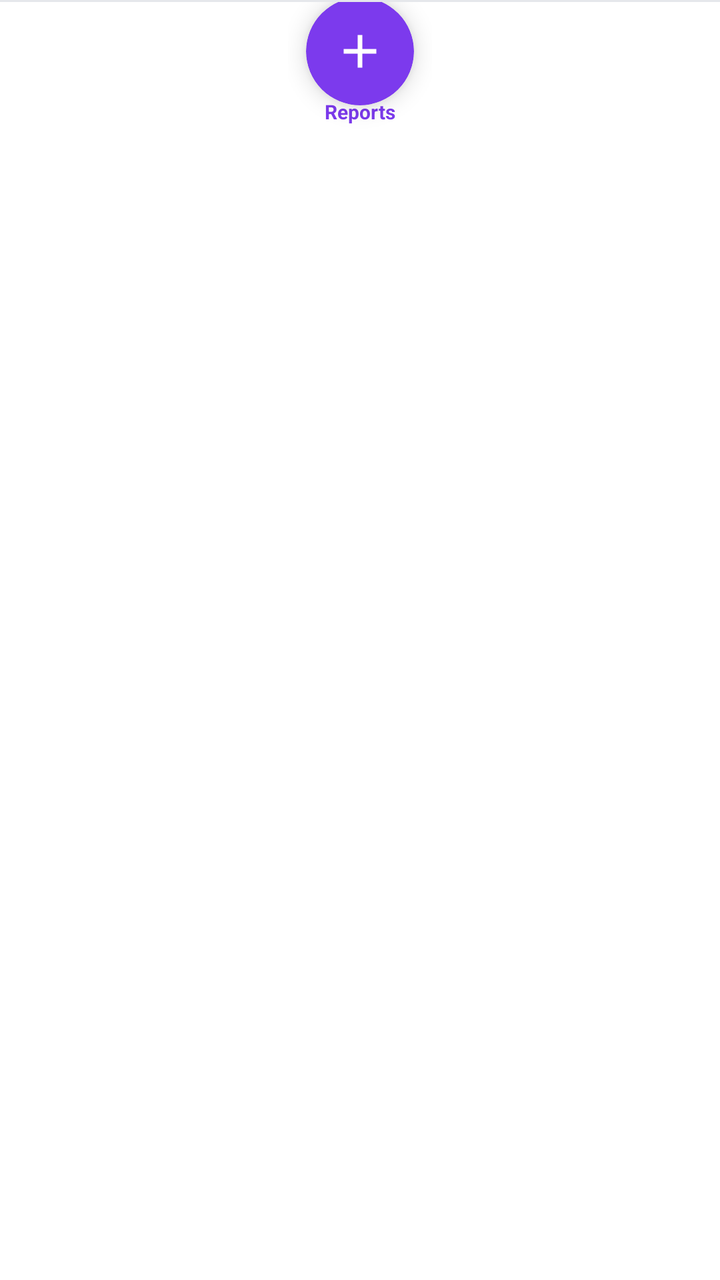
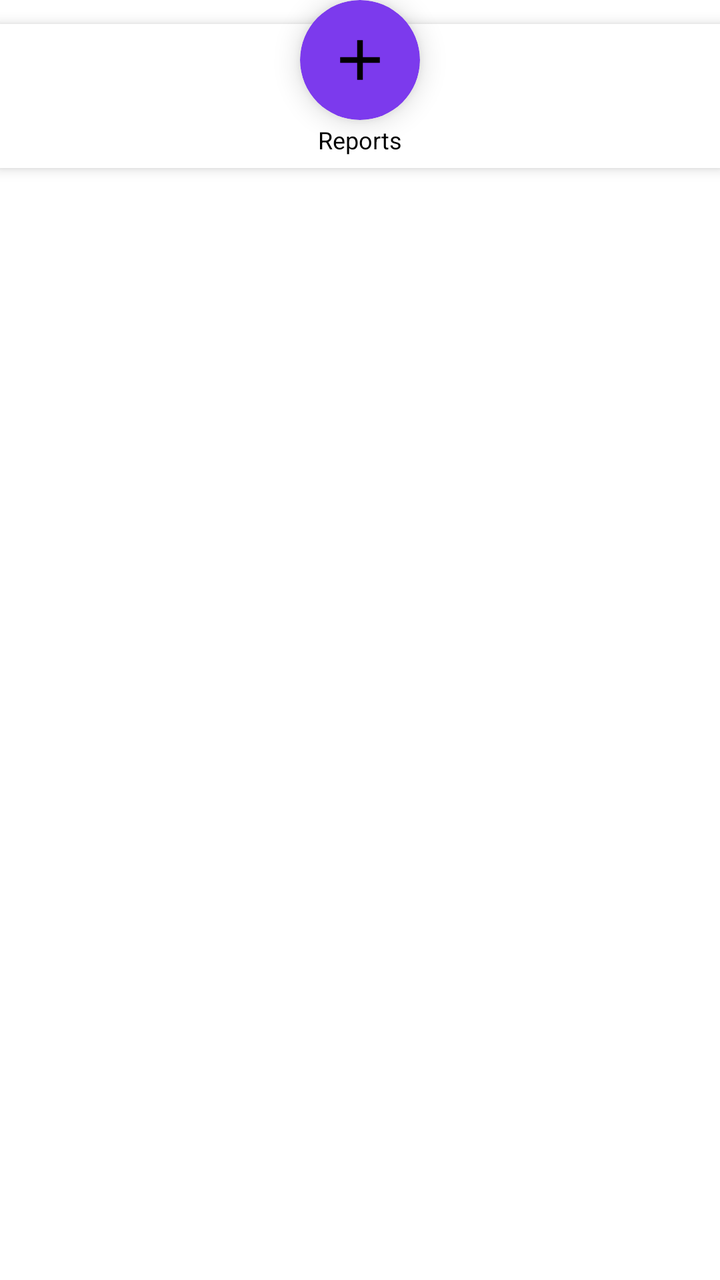

Before-and-after screenshots of an Android layout around one commit, followed by the original layout XML and the change that was made.
<!-- AndroidManifest.xml: application theme Theme.FindIt -->
<!-- res/layout/layout_bottom_navigation.xml -->
<?xml version="1.0" encoding="utf-8"?>
<LinearLayout xmlns:android="http://schemas.android.com/apk/res/android"
    xmlns:app="http://schemas.android.com/apk/res-auto"
    android:layout_width="match_parent"
    android:layout_height="wrap_content"
    android:background="@color/white"
    android:elevation="8dp"
    android:orientation="vertical"
    android:visibility="visible">

    <View
        android:layout_width="match_parent"
        android:layout_height="1dp"
        android:background="@color/gray_200" />

    <LinearLayout
        android:layout_width="match_parent"
        android:layout_height="68dp"
        android:gravity="center_vertical"
        android:orientation="horizontal">

        <include
            android:id="@+id/nav_home"
            layout="@layout/item_bottom_navigation"
            android:layout_width="0dp"
            android:layout_height="match_parent"
            android:layout_weight="1"
            android:tag="home" />

        <include
            android:id="@+id/nav_search"
            layout="@layout/item_bottom_navigation"
            android:layout_width="0dp"
            android:layout_height="match_parent"
            android:layout_weight="1"
            android:tag="search" />

        <FrameLayout
            android:id="@+id/nav_reports"
            android:layout_width="0dp"
            android:layout_height="match_parent"
            android:layout_weight="1"
            android:background="?attr/selectableItemBackground"
            android:clickable="true"
            android:focusable="true">

            <LinearLayout
                android:layout_width="match_parent"
                android:layout_height="match_parent"
                android:gravity="center"
                android:orientation="vertical">

                <com.google.android.material.card.MaterialCardView
                    android:layout_width="54dp"
                    android:layout_height="54dp"
                    android:layout_marginTop="-9dp"
                    app:cardBackgroundColor="@color/violet_600"
                    app:cardCornerRadius="27dp"
                    app:cardElevation="7dp"
                    app:strokeWidth="0dp">

                    <ImageView
                        android:layout_width="28dp"
                        android:layout_height="28dp"
                        android:layout_gravity="center"
                        android:contentDescription="@string/nav_reports"
                        android:src="@drawable/ic_add"
                        android:tint="@color/white" />
                </com.google.android.material.card.MaterialCardView>

                <TextView
                    android:layout_width="wrap_content"
                    android:layout_height="wrap_content"
                    android:layout_marginTop="-4dp"
                    android:text="@string/nav_reports"
                    android:textColor="@color/violet_600"
                    android:textSize="10sp"
                    android:textStyle="bold" />
            </LinearLayout>
        </FrameLayout>

        <include
            android:id="@+id/nav_my_reports"
            layout="@layout/item_bottom_navigation"
            android:layout_width="0dp"
            android:layout_height="match_parent"
            android:layout_weight="1"
            android:tag="my_reports" />

        <include
            android:id="@+id/nav_profile"
            layout="@layout/item_bottom_navigation"
            android:layout_width="0dp"
            android:layout_height="match_parent"
            android:layout_weight="1"
            android:tag="profile" />
    </LinearLayout>
</LinearLayout>
<!-- res/layout/item_bottom_navigation.xml (included above) -->
<?xml version="1.0" encoding="utf-8"?>
<LinearLayout xmlns:android="http://schemas.android.com/apk/res/android"
    android:layout_width="0dp"
    android:layout_height="match_parent"
    android:background="?attr/selectableItemBackground"
    android:clickable="true"
    android:focusable="true"
    android:gravity="center"
    android:orientation="vertical"
    android:paddingTop="7dp"
    android:paddingBottom="5dp">

    <ImageView
        android:id="@+id/nav_item_icon"
        android:layout_width="24dp"
        android:layout_height="24dp"
        android:contentDescription="@null"
        android:tint="@color/bottom_nav_unselected" />

    <TextView
        android:id="@+id/nav_item_label"
        android:layout_width="wrap_content"
        android:layout_height="wrap_content"
        android:layout_marginTop="2dp"
        android:textColor="@color/bottom_nav_unselected"
        android:textSize="10sp"
        android:textStyle="bold" />
</LinearLayout>
<!-- resources referenced by this layout -->
<resources>
  <color name="bottom_nav_unselected">#71717A</color>
  <color name="gray_200">#E5E7EB</color>
  <color name="violet_600">#7C3AED</color>
  <color name="white">#FFFFFF</color>
  <!-- drawable ic_add (drawable) -->
  <?xml version="1.0" encoding="utf-8"?>
  <vector xmlns:android="http://schemas.android.com/apk/res/android"
      android:width="24dp"
      android:height="24dp"
      android:viewportWidth="24"
      android:viewportHeight="24">
      <path android:fillColor="@android:color/white" android:pathData="M19,13h-6v6h-2v-6H5v-2h6V5h2v6h6z" />
  </vector>
  <string name="nav_reports">Reports</string>
  <style name="Theme.FindIt" parent="Theme.Material3.DayNight.NoActionBar">
          
          <item name="colorPrimary">@color/violet_600</item>
          <item name="colorOnPrimary">@color/white</item>
          <item name="colorPrimaryContainer">@color/violet_100</item>
          <item name="colorOnPrimaryContainer">@color/violet_900</item>
  
          
          <item name="colorSecondary">@color/violet_400</item>
          <item name="colorOnSecondary">@color/white</item>
  
          
          <item name="android:statusBarColor">@android:color/transparent</item>
          <item name="android:windowLightStatusBar">true</item>
  
          
          <item name="android:windowBackground">@color/white</item>
  
          <item name="colorSurface">@color/white</item>
          <item name="colorOnSurface">@color/gray_900</item>
          <item name="colorSurfaceVariant">@color/gray_50</item>
          <item name="colorOnSurfaceVariant">@color/gray_500</item>
  
          <item name="colorError">@color/red_500</item>
          <item name="colorOnError">@color/white</item>
      </style>
  <color name="violet_100">#EDE9FE</color>
  <color name="violet_900">#4C1D95</color>
  <color name="violet_400">#A78BFA</color>
  <color name="gray_900">#111827</color>
  <color name="gray_50">#F9FAFB</color>
  <color name="gray_500">#52525B</color>
  <color name="red_500">#EF4444</color>
</resources>

<!-- the commit's change to res/layout/layout_bottom_navigation.xml (unified diff, before → after) -->
@@ -1,23 +1,23 @@
 <?xml version="1.0" encoding="utf-8"?>
-<LinearLayout xmlns:android="http://schemas.android.com/apk/res/android"
+<FrameLayout xmlns:android="http://schemas.android.com/apk/res/android"
     xmlns:app="http://schemas.android.com/apk/res-auto"
     android:layout_width="match_parent"
     android:layout_height="wrap_content"
-    android:background="@color/white"
-    android:elevation="8dp"
-    android:orientation="vertical"
-    android:visibility="visible">
+    android:clipChildren="false"
+    android:clipToPadding="false">
 
-    <View
+    
+    <LinearLayout
+        android:id="@+id/bottom_navigation_container"
         android:layout_width="match_parent"
-        android:layout_height="1dp"
-        android:background="@color/gray_200" />
-
-    <LinearLayout
-        android:layout_width="match_parent"
-        android:layout_height="68dp"
+        android:layout_height="72dp"
+        android:layout_marginTop="12dp"
+        android:orientation="horizontal"
         android:gravity="center_vertical"
-        android:orientation="horizontal">
+        android:background="@color/white"
+        android:elevation="4dp"
+        android:clipChildren="false"
+        android:clipToPadding="false">
 
         <include
             android:id="@+id/nav_home"
@@ -35,48 +35,26 @@
             android:layout_weight="1"
             android:tag="search" />
 
+        
         <FrameLayout
             android:id="@+id/nav_reports"
             android:layout_width="0dp"
             android:layout_height="match_parent"
             android:layout_weight="1"
-            android:background="?attr/selectableItemBackground"
             android:clickable="true"
-            android:focusable="true">
+            android:focusable="true"
+            android:foreground="?attr/selectableItemBackground">
 
-            <LinearLayout
-                android:layout_width="match_parent"
-                android:layout_height="match_parent"
-                android:gravity="center"
-                android:orientation="vertical">
-
-                <com.google.android.material.card.MaterialCardView
-                    android:layout_width="54dp"
-                    android:layout_height="54dp"
-                    android:layout_marginTop="-9dp"
-                    app:cardBackgroundColor="@color/violet_600"
-                    app:cardCornerRadius="27dp"
-                    app:cardElevation="7dp"
-                    app:strokeWidth="0dp">
-
-                    <ImageView
-                        android:layout_width="28dp"
-                        android:layout_height="28dp"
-                        android:layout_gravity="center"
-                        android:contentDescription="@string/nav_reports"
-                        android:src="@drawable/ic_add"
-                        android:tint="@color/white" />
-                </com.google.android.material.card.MaterialCardView>
-
-                <TextView
-                    android:layout_width="wrap_content"
-                    android:layout_height="wrap_content"
-                    android:layout_marginTop="-4dp"
-                    android:text="@string/nav_reports"
-                    android:textColor="@color/violet_600"
-                    android:textSize="10sp"
-                    android:textStyle="bold" />
-            </LinearLayout>
+            <TextView
+                android:id="@+id/nav_reports_label"
+                android:layout_width="wrap_content"
+                android:layout_height="wrap_content"
+                android:layout_gravity="bottom|center_horizontal"
+                android:layout_marginBottom="6dp"
+                android:text="@string/nav_reports"
+                android:textColor="@color/black"
+                android:textSize="12sp"
+                android:maxLines="1" />
         </FrameLayout>
 
         <include
@@ -95,10 +73,34 @@
             android:layout_weight="1"
             android:tag="profile" />
     </LinearLayout>
-</LinearLayout>
+
+    
+    <com.google.android.material.card.MaterialCardView
+        android:id="@+id/nav_reports_button"
+        android:layout_width="60dp"
+        android:layout_height="60dp"
+        android:layout_gravity="top|center_horizontal"
+        android:clickable="true"
+        android:focusable="true"
+        app:cardBackgroundColor="@color/violet_600"
+        app:cardCornerRadius="30dp"
+        app:cardElevation="8dp"
+        app:strokeWidth="0dp">
+
+        <ImageView
+            android:layout_width="34dp"
+            android:layout_height="34dp"
+            android:layout_gravity="center"
+            android:contentDescription="@string/nav_reports"
+            android:src="@drawable/ic_add"
+            app:tint="@color/black" />
+    </com.google.android.material.card.MaterialCardView>
+
+</FrameLayout>
 <!-- res/layout/item_bottom_navigation.xml (included above) -->
 <?xml version="1.0" encoding="utf-8"?>
 <LinearLayout xmlns:android="http://schemas.android.com/apk/res/android"
+    xmlns:app="http://schemas.android.com/apk/res-auto"
     android:layout_width="0dp"
     android:layout_height="match_parent"
     android:background="?attr/selectableItemBackground"
@@ -106,15 +108,15 @@
     android:focusable="true"
     android:gravity="center"
     android:orientation="vertical"
-    android:paddingTop="7dp"
-    android:paddingBottom="5dp">
+    android:paddingTop="8dp"
+    android:paddingBottom="6dp">
 
     <ImageView
         android:id="@+id/nav_item_icon"
         android:layout_width="24dp"
         android:layout_height="24dp"
         android:contentDescription="@null"
-        android:tint="@color/bottom_nav_unselected" />
+        app:tint="@color/bottom_nav_unselected" />
 
     <TextView
         android:id="@+id/nav_item_label"
<!-- resource entries referenced after the edit -->
@@ -1,7 +1,7 @@
 <!-- resources referenced by this layout -->
 <resources>
+  <color name="black">#000000</color>
   <color name="bottom_nav_unselected">#71717A</color>
-  <color name="gray_200">#E5E7EB</color>
   <color name="violet_600">#7C3AED</color>
   <color name="white">#FFFFFF</color>
   <!-- drawable ic_add (drawable) -->
